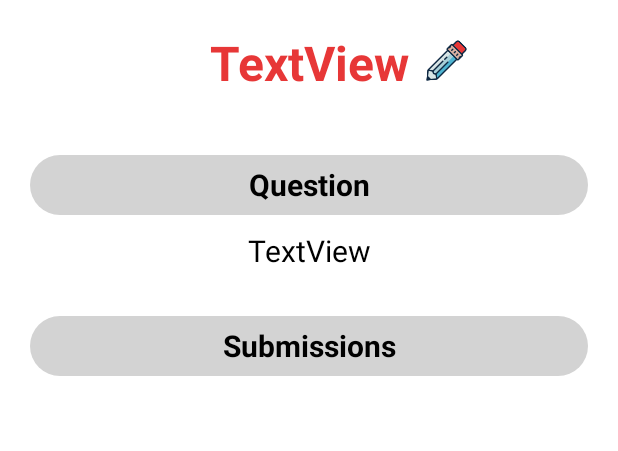
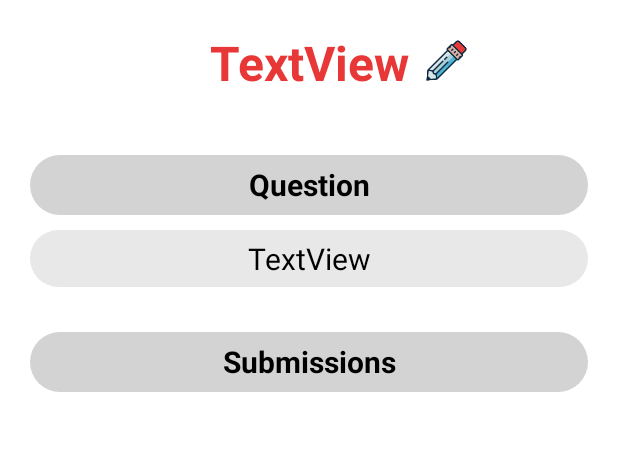
Before and after one commit to MohammadHejri/Mobile-Programming-HW1, an Android app: the ProfessorHomeworkPage screen opened directly, with no data from a screen before it, on a phone screen of 412 x 824 dp, the part 90-541 px from its top. Run offline under Robolectric (Android 15) with nearby library versions, the phone set to English and light mode, and no system bars; 7 statements that could not run were skipped.

Commit message:
Some fixes

```diff
--- a/app/src/main/res/layout/activity_professor_homework_page.xml
+++ b/app/src/main/res/layout/activity_professor_homework_page.xml
@@ -72,6 +72,9 @@
         android:layout_width="0dp"
         android:layout_height="wrap_content"
         android:layout_marginTop="10dp"
+        android:background="@drawable/layout_bg_light"
+        android:paddingTop="5sp"
+        android:paddingBottom="5sp"
         android:text="TextView"
         android:textAlignment="center"
         android:textColor="@color/black"
```
